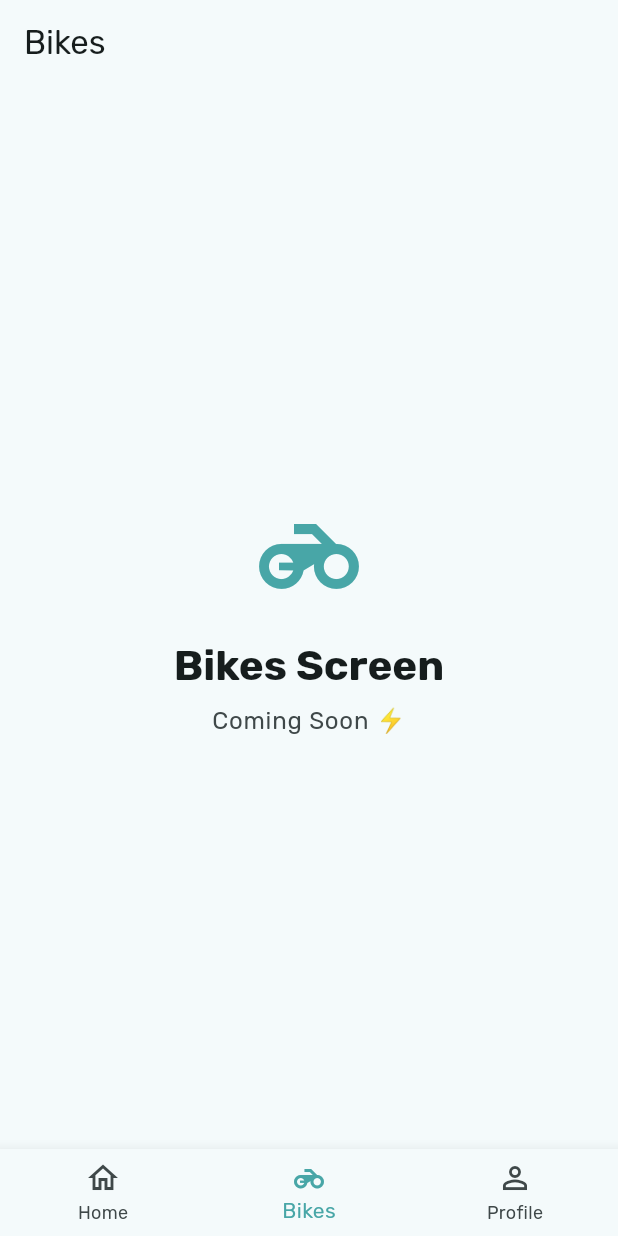
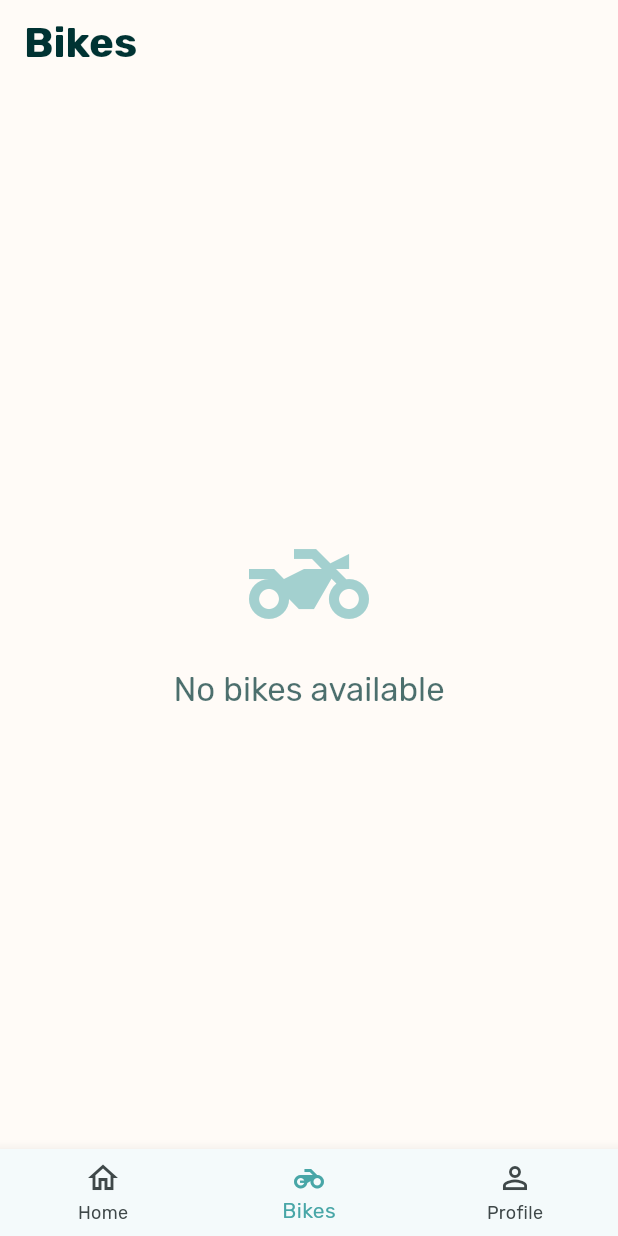
Before and after one commit to ahmad-mukhlish/electrum_ahmad, a Flutter app: the BikesScreen screen opened by its route, on a phone screen of 412 x 824 dp. Run offline on Flutter 3.47's test engine with Material 3 defaults, Android fonts, the phone set to English and light mode, and no system bars; our stand-ins replace carousel_slider, cloud_firestore, easy_sidemenu, firebase_auth, firebase_core, flutter_hooks and 7 more; accounts and stored records are empty; generated files the repository leaves out were written again.

Commit message:
init bike list

```diff
--- /dev/null
+++ b/lib/features/bikes/domain/repositories/bikes_repository.dart
@@ -0,0 +1,5 @@
+import '../entities/bike.dart';
+
+abstract class BikesRepository {
+  Stream<List<Bike>> getBikes();
+}
--- a/lib/features/bikes/presentation/screens/bikes_screen.dart
+++ b/lib/features/bikes/presentation/screens/bikes_screen.dart
@@ -1,4 +1,10 @@
+import 'package:flutter/foundation.dart';
 import 'package:flutter/material.dart';
+
+import '../../../../core/widgets/header_web.dart';
+import '../../../../core/widgets/primary_app_bar.dart';
+import '../widgets/mobile/bikes_list_mobile.dart';
+import '../widgets/web/bikes_list_web.dart';
 
 class BikesScreen extends StatelessWidget {
   const BikesScreen({super.key});
@@ -8,35 +14,15 @@ class BikesScreen extends StatelessWidget {
     final colorScheme = Theme.of(context).colorScheme;
 
     return Scaffold(
-      appBar: AppBar(
-        title: const Text('Bikes'),
-      ),
-      body: Center(
-        child: Column(
-          mainAxisAlignment: MainAxisAlignment.center,
-          children: [
-            Icon(
-              Icons.motorcycle,
-              size: 80,
-              color: colorScheme.primary,
-            ),
-            const SizedBox(height: 16),
-            Text(
-              'Bikes Screen',
-              style: Theme.of(context).textTheme.headlineMedium?.copyWith(
-                    fontWeight: FontWeight.bold,
-                    color: colorScheme.onSurface,
-                  ),
-            ),
-            const SizedBox(height: 8),
-            Text(
-              'Coming Soon ⚡',
-              style: Theme.of(context).textTheme.bodyLarge?.copyWith(
-                    color: colorScheme.onSurfaceVariant,
-                  ),
-            ),
-          ],
-        ),
+      backgroundColor: colorScheme.onPrimary,
+      appBar: kIsWeb ? null : const PrimaryAppBar(title: 'Bikes'),
+      body: Column(
+        children: [
+          if (kIsWeb) const HeaderWeb(title: 'Bikes'),
+          Expanded(
+            child: kIsWeb ? const BikesListWeb() : const BikesListMobile(),
+          ),
+        ],
       ),
     );
   }
--- /dev/null
+++ b/lib/features/bikes/presentation/widgets/mobile/bikes_list_mobile.dart
@@ -0,0 +1,87 @@
+import 'package:flutter/material.dart';
+import 'package:go_router/go_router.dart';
+import 'package:hooks_riverpod/hooks_riverpod.dart';
+
+import '../../viewmodel/notifiers/bikes_provider.dart';
+import '../shared/bike_card.dart';
+
+class BikesListMobile extends ConsumerWidget {
+  const BikesListMobile({super.key});
+
+  @override
+  Widget build(BuildContext context, WidgetRef ref) {
+    final bikesAsync = ref.watch(bikesProvider);
+
+    return bikesAsync.when(
+      data: (bikes) {
+        if (bikes.isEmpty) {
+          return _buildEmptyState(context);
+        }
+
+        return ListView.builder(
+          padding: const EdgeInsets.all(24),
+          itemCount: bikes.length,
+          itemBuilder: (context, index) {
+            final bike = bikes[index];
+            return Padding(
+              padding: const EdgeInsets.only(bottom: 16),
+              child: BikeCard(
+                bike: bike,
+                onTap: () => context.go('/bikes/${bike.id}'),
+              ),
+            );
+          },
+        );
+      },
+      loading: () => _buildLoadingState(),
+      error: (error, _) {
+        _showErrorSnackbar(context, error);
+        return const SizedBox.shrink();
+      },
+    );
+  }
+
+  Widget _buildEmptyState(BuildContext context) {
+    final colorScheme = Theme.of(context).colorScheme;
+    final textTheme = Theme.of(context).textTheme;
+
+    return Center(
+      child: Column(
+        mainAxisAlignment: MainAxisAlignment.center,
+        children: [
+          Icon(
+            Icons.two_wheeler,
+            size: 80,
+            color: colorScheme.primary.withOpacity(0.5),
+          ),
+          const SizedBox(height: 16),
+          Text(
+            'No bikes available',
+            style: textTheme.titleLarge?.copyWith(
+              color: colorScheme.onSecondary.withOpacity(0.7),
+            ),
+          ),
+        ],
+      ),
+    );
+  }
+
+  Widget _buildLoadingState() {
+    return const Center(
+      child: CircularProgressIndicator(),
+    );
+  }
+
+  void _showErrorSnackbar(BuildContext context, Object error) {
+    WidgetsBinding.instance.addPostFrameCallback((_) {
+      if (context.mounted) {
+        ScaffoldMessenger.of(context).showSnackBar(
+          SnackBar(
+            content: Text('Error loading bikes: $error'),
+            backgroundColor: Colors.red,
+          ),
+        );
+      }
+    });
+  }
+}
```
Also changed, not shown: lib/features/bikes/data/datasources/bikes_firestore_datasource.dart (added, +36 -0 lines), lib/features/bikes/data/dtos/bike_dto.dart (added, +50 -0 lines), lib/features/bikes/data/repositories/bikes_repository_impl.dart (added, +31 -0 lines), lib/features/bikes/domain/entities/bike.dart (added, +33 -0 lines), lib/features/bikes/presentation/viewmodel/notifiers/bikes_provider.dart (added, +18 -0 lines), lib/features/bikes/presentation/widgets/shared/bike_card.dart (added, +170 -0 lines), lib/features/bikes/presentation/widgets/web/bikes_list_web.dart (added, +102 -0 lines), documentations/references/bike-list-mobile-ref.jpeg (added), documentations/references/bike-list-web-ref.jpeg (added), lib/features/bikes/data/datasources/bikes_firestore_datasource.g.dart (added), lib/features/bikes/data/dtos/bike_dto.g.dart (added), lib/features/bikes/data/repositories/bikes_repository_impl.g.dart (added), lib/features/bikes/domain/entities/bike.freezed.dart (added), lib/features/bikes/presentation/viewmodel/notifiers/bikes_provider.g.dart (added), 3 other files.
